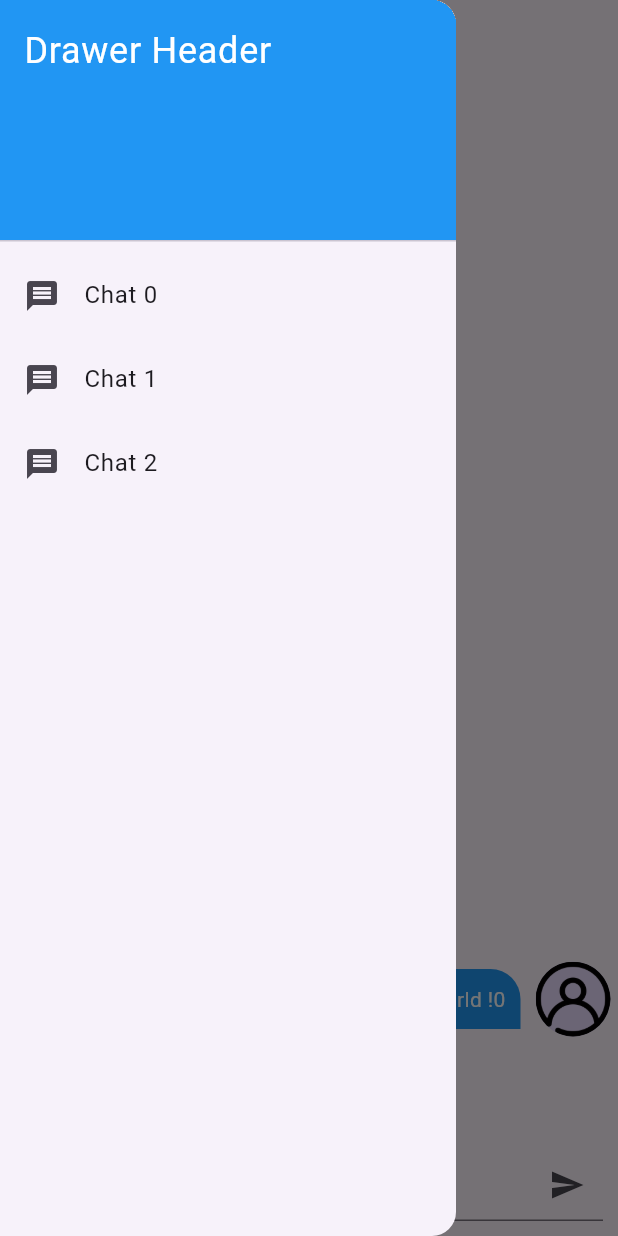
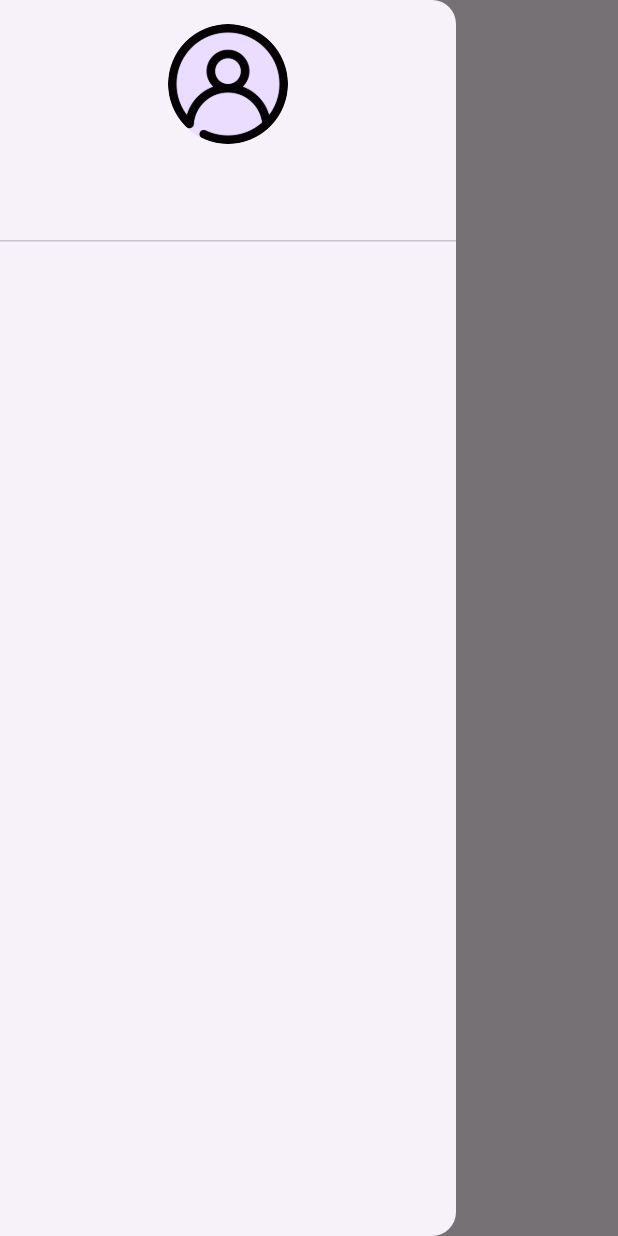
Before and after one commit to LiamBou/projet_info_s8_gpt, a Flutter app: the screen it shows after launch, with the side drawer open, on a phone screen of 412 x 824 dp. Run offline on Flutter 3.47's test engine with Material 3 defaults, Android fonts, the phone set to English and light mode, and no system bars; our stand-ins replace loading_animation_widget, sqflite; accounts and stored records are empty.

Commit message:
Sqlite setup and providers

```diff
--- a/lib/main.dart
+++ b/lib/main.dart
@@ -1,9 +1,20 @@
 import 'package:flutter/material.dart';
+import 'package:projet_info_s8_gpt/models/chat.dart';
+import 'package:projet_info_s8_gpt/models/conversation.dart';
+import 'package:projet_info_s8_gpt/providers/chat_provider.dart';
+import 'package:projet_info_s8_gpt/providers/conversation_provider.dart';
+import 'package:provider/provider.dart';
 import 'views/chat_screen.dart';
 import 'views/drawer_widget.dart';
 
 void main() {
-  runApp(const MyApp());
+  runApp(MultiProvider(
+    providers: [
+      ChangeNotifierProvider(create: (_) => ChatProvider()),
+      ChangeNotifierProvider(create: (_) => ConversationProvider()),
+    ],
+    child: const MyApp(),
+  ));
 }
 
 class MyApp extends StatelessWidget {
@@ -32,31 +43,29 @@ class MyHomePage extends StatefulWidget {
 }
 
 class _MyHomePageState extends State<MyHomePage> {
-  List<ChatScreen> chats = [
-    const ChatScreen(id: 0),
-    const ChatScreen(id: 1),
-    const ChatScreen(id: 2),
-  ];
+  void selectPage() {
+    print("select page called");
+  }
 
   int selectedPage = 0;
 
-  void selectPage(int page) {
-    setState(() {
-      selectedPage = page;
-      print('Selected page: $selectedPage');
-    });
-  }
-
   @override
   Widget build(BuildContext context) {
+    List<Chat> chats = context.read<ChatProvider>().chatList;
+    List<Conversation> conversations =
+        context.read<ConversationProvider>().conversationList;
+
     return Scaffold(
       appBar: AppBar(
         title: Text(widget.title),
         centerTitle: true,
       ),
-      drawer: CustomDrawer(selectPage: selectPage, chats: chats),
+      drawer: CustomDrawer(selectPage: selectPage),
+      drawerEdgeDragWidth: MediaQuery.of(context).size.width,
       body: Center(
-        child: chats[selectedPage],
+        child: chats.isEmpty
+            ? const Text('No chats available')
+            : ChatScreen(id: selectedPage),
       ),
     );
   }
--- /dev/null
+++ b/lib/models/chat.dart
@@ -0,0 +1,34 @@
+class Chat {
+  final int id;
+  final int conversationId;
+  final String message;
+  final String sentAt;
+  final bool isUser;
+
+  const Chat(
+      {required this.id,
+      required this.conversationId,
+      required this.message,
+      required this.sentAt,
+      required this.isUser});
+
+  Map<String, dynamic> toMap() {
+    return {
+      'id': id,
+      'conversationId': conversationId,
+      'message': message,
+      'sentAt': sentAt,
+      'isUser': isUser ? 1 : 0,
+    };
+  }
+
+  factory Chat.fromMap(Map<String, dynamic> map) {
+    return Chat(
+      id: map['id'],
+      conversationId: map['conversationId'],
+      message: map['message'],
+      isUser: map['isUser'] == 1,
+      sentAt: map['sentAt'],
+    );
+  }
+}
--- /dev/null
+++ b/lib/models/conversation.dart
@@ -0,0 +1,23 @@
+class Conversation {
+  final int id;
+  final String name;
+
+  const Conversation({
+    required this.id,
+    required this.name,
+  });
+
+  Map<String, dynamic> toMap() {
+    return {
+      'id': id,
+      'name': name,
+    };
+  }
+
+  factory Conversation.fromMap(Map<String, dynamic> map) {
+    return Conversation(
+      id: map['id'],
+      name: map['name'],
+    );
+  }
+}
--- /dev/null
+++ b/lib/providers/chat_provider.dart
@@ -0,0 +1,41 @@
+import 'package:flutter/widgets.dart';
+import 'package:projet_info_s8_gpt/models/chat.dart';
+import 'package:projet_info_s8_gpt/utils/chat_database_interface.dart';
+
+class ChatProvider extends ChangeNotifier {
+  final ChatDatabaseInterface _databaseInterface =
+      ChatDatabaseInterface.instance;
+
+  List<Chat> _chatList = [];
+
+  List<Chat> get chatList => _chatList;
+
+  ChatProvider() {
+    loadChats();
+  }
+
+  Future<void> loadChats() async {
+    _chatList = await _databaseInterface.chats;
+    notifyListeners();
+  }
+
+  Future<void> addChat(Chat chat) async {
+    await _databaseInterface.insertChat(chat);
+    loadChats();
+  }
+
+  Future<void> updateChat(Chat chat) async {
+    await _databaseInterface.updateChat(chat);
+    loadChats();
+  }
+
+  Future<void> deleteChat(int id) async {
+    await _databaseInterface.deleteChat(id);
+    loadChats();
+  }
+
+  Future<void> deleteChatsByConversation(String conversationId) async {
+    await _databaseInterface.deleteChatsByConversation(conversationId);
+    loadChats();
+  }
+}
--- /dev/null
+++ b/lib/providers/conversation_provider.dart
@@ -0,0 +1,36 @@
+import 'package:flutter/widgets.dart';
+import 'package:projet_info_s8_gpt/models/conversation.dart';
+import 'package:projet_info_s8_gpt/utils/chat_database_interface.dart';
+
+class ConversationProvider extends ChangeNotifier {
+  final ChatDatabaseInterface _databaseInterface =
+      ChatDatabaseInterface.instance;
+
+  List<Conversation> _conversationList = [];
+
+  List<Conversation> get conversationList => _conversationList;
+
+  ConversationProvider() {
+    loadConversations();
+  }
+
+  Future<void> loadConversations() async {
+    _conversationList = await _databaseInterface.conversations;
+    notifyListeners();
+  }
+
+  Future<void> addConversation(Conversation conversation) async {
+    await _databaseInterface.insertConversation(conversation);
+    loadConversations();
+  }
+
+  Future<void> updateConversation(Conversation conversation) async {
+    await _databaseInterface.updateConversation(conversation);
+    loadConversations();
+  }
+
+  Future<void> deleteConversation(int id) async {
+    await _databaseInterface.deleteConversation(id);
+    loadConversations();
+  }
+}
--- /dev/null
+++ b/lib/utils/chat_database_interface.dart
@@ -0,0 +1,187 @@
+import 'package:path/path.dart';
+import 'package:sqflite/sqflite.dart';
+import 'package:projet_info_s8_gpt/models/chat.dart';
+import 'package:projet_info_s8_gpt/models/conversation.dart';
+
+class ChatDatabaseInterface {
+  static final ChatDatabaseInterface instance =
+      ChatDatabaseInterface._internal();
+
+  static Database? _database;
+  ChatDatabaseInterface._internal();
+
+  static const String databaseName = 'chat.db';
+
+  static const int versionNumber = 1;
+
+  static const String colId = 'id';
+
+  static const String chatTableName = 'Chat';
+  static const String colMessage = 'message';
+  static const String colIsUser = 'isUser';
+  static const String colConversationId = 'conversationId';
+  static const String colSentAt = 'sentAt';
+
+  static const String conversationTableName = 'Conversation';
+  static const String colName = 'name';
+
+  Future<Database> get database async {
+    if (_database != null && _database!.isOpen) {
+      return _database!;
+    }
+
+    _database = await _initDatabase();
+    return _database!;
+  }
+
+  _initDatabase() async {
+    // Set the path to the database. Note: Using the `join` function from the
+    // `path` package is best practice to ensure the path is correctly
+    // constructed for each platform.
+    String path = join(await getDatabasesPath(), databaseName);
+    // When the database is first created, create a table to store Notes.
+    var db = await openDatabase(
+      path,
+      version: versionNumber,
+      onConfigure: _onConfigure,
+      onCreate: _onCreate,
+      onUpgrade: _onUpgrade,
+    );
+    return db;
+  }
+
+  _onConfigure(Database db) async {
+    await db.execute('PRAGMA foreign_keys = ON');
+  }
+
+  _onCreate(Database db, int version) async {
+    await db.execute('''
+      CREATE TABLE $conversationTableName (
+        $colId INTEGER PRIMARY KEY AUTOINCREMENT,
+        $colName TEXT NOT NULL
+      )
+    ''');
+
+    await db.execute('''
+      CREATE TABLE $chatTableName (
+        $colId INTEGER PRIMARY KEY AUTOINCREMENT,
+        $colMessage TEXT NOT NULL,
+        $colIsUser INTEGER NOT NULL,
+        $colConversationId INTEGER NOT NULL,
+        $colSentAt TEXT NOT NULL,
+        FOREIGN KEY ($colConversationId) REFERENCES $conversationTableName($colId) ON DELETE CASCADE
+      )
+    ''');
+
+    // Insert default conversation
+    await db.insert(
+      conversationTableName,
+      const Conversation(id: 0, name: 'Conversation').toMap(),
+      conflictAlgorithm: ConflictAlgorithm.replace,
+    );
+  }
+
+  _onUpgrade(Database db, int oldVersion, int newVersion) async {
+    if (oldVersion < newVersion) {
+      await db.execute('''
+        DROP TABLE IF EXISTS $chatTableName
+      ''');
+
+      await db.execute('''
+        DROP TABLE IF EXISTS $conversationTableName
+      ''');
+      await _onCreate(db, newVersion);
+    }
+  }
+
+  Future<List<Chat>> get chats async {
+    final Database db = await database;
+    final List<Map<String, dynamic>> maps = await db.query(chatTableName);
+
+    return maps.map((e) => Chat.fromMap(e)).toList();
+  }
+
+  Future<List<Chat>> chatsByConversation(String conversationId) async {
+    final Database db = await database;
+    final List<Map<String, dynamic>> maps = await db.query(
+      chatTableName,
+      where: '$colConversationId = ?',
+      whereArgs: [conversationId],
+    );
+
+    return maps.map((e) => Chat.fromMap(e)).toList();
+  }
+
+  Future<int> insertChat(Chat chat) async {
+    final Database db = await database;
+    return await db.insert(
+      chatTableName,
+      chat.toMap(),
+      conflictAlgorithm: ConflictAlgorithm.replace,
+    );
+  }
+
+  Future<int> updateChat(Chat chat) async {
+    final Database db = await database;
+    return await db.update(
+      chatTableName,
+      chat.toMap(),
+      where: '$colId = ?',
+      whereArgs: [chat.id],
+    );
+  }
+
+  Future<int> deleteChat(int id) async {
+    final Database db = await database;
+    return await db.delete(
+      chatTableName,
+      where: '$colId = ?',
+      whereArgs: [id],
+    );
+  }
+
+  Future<int> deleteChatsByConversation(String conversationId) async {
+    final Database db = await database;
+    return await db.delete(
+      chatTableName,
+      where: '$colConversationId = ?',
+      whereArgs: [conversationId],
+    );
+  }
+
+  Future<List<Conversation>> get conversations async {
+    final Database db = await database;
+    final List<Map<String, dynamic>> maps =
+        await db.query(conversationTableName, orderBy: '$colId ASC');
+
+    return maps.map((e) => Conversation.fromMap(e)).toList();
+  }
+
+  Future<int> insertConversation(Conversation conversation) async {
+    final Database db = await database;
+    return await db.insert(
+      conversationTableName,
+      conversation.toMap(),
+      conflictAlgorithm: ConflictAlgorithm.replace,
+    );
+  }
+
+  Future<int> updateConversation(Conversation conversation) async {
+    final Database db = await database;
+    return await db.update(
+      conversationTableName,
+      conversation.toMap(),
+      where: '$colId = ?',
+      whereArgs: [conversation.id],
+    );
+  }
+
+  Future<int> deleteConversation(int id) async {
+    final Database db = await database;
+    return await db.delete(
+      conversationTableName,
+      where: '$colId = ?',
+      whereArgs: [id],
+    );
+  }
+}
--- a/lib/views/chat_bubble_widget.dart
+++ b/lib/views/chat_bubble_widget.dart
@@ -1,10 +1,16 @@
 import 'package:flutter/material.dart';
+import 'package:loading_animation_widget/loading_animation_widget.dart';
 
 class ChatBubble extends StatelessWidget {
   final String text;
   final bool isUser;
+  final bool isLoading;
 
-  const ChatBubble({super.key, required this.text, required this.isUser});
+  const ChatBubble(
+      {super.key,
+      required this.text,
+      required this.isUser,
+      required this.isLoading});
 
   @override
   Widget build(BuildContext context) {
@@ -19,7 +25,7 @@ class ChatBubble extends StatelessWidget {
               backgroundImage: AssetImage(
                 'assets/ia_user.png',
               ),
-              radius: 25,
+              radius: 20,
             ),
           ),
         Container(
@@ -38,12 +44,15 @@ class ChatBubble extends StatelessWidget {
                       topRight: Radius.circular(20),
                       bottomRight: Radius.circular(20),
                     )),
-          child: Text(
-            text,
-            style: const TextStyle(
-              color: Colors.white,
-            ),
-          ),
+          child: isLoading
+              ? LoadingAnimationWidget.fourRotatingDots(
+                  color: Colors.black, size: 25)
+              : Text(
+                  text,
+                  style: const TextStyle(
+                    color: Colors.white,
+                  ),
+                ),
         ),
         if (isUser)
           Container(
@@ -52,7 +61,7 @@ class ChatBubble extends StatelessWidget {
               backgroundImage: AssetImage(
                 'assets/user_profile.png',
               ),
-              radius: 25,
+              radius: 20,
             ),
           ),
       ],
--- a/lib/views/chat_screen.dart
+++ b/lib/views/chat_screen.dart
@@ -19,10 +19,12 @@ class ChatScreen extends StatelessWidget {
                 ChatBubble(
                   text: 'Hello World !$id',
                   isUser: true,
+                  isLoading: false,
                 ),
                 const ChatBubble(
                   text: 'Hello Flutter !',
                   isUser: false,
+                  isLoading: true,
                 ),
               ],
             ),
--- a/lib/views/drawer_widget.dart
+++ b/lib/views/drawer_widget.dart
@@ -1,12 +1,13 @@
 import 'package:flutter/material.dart';
+import 'package:provider/provider.dart';
+import '../models/chat.dart';
+import '../providers/chat_provider.dart';
 import 'chat_screen.dart';
 
 class CustomDrawer extends StatefulWidget {
-  final void Function(int) selectPage;
-  final List<ChatScreen> chats;
+  final void Function() selectPage;
 
-  const CustomDrawer(
-      {super.key, required this.selectPage, required this.chats});
+  const CustomDrawer({super.key, required this.selectPage});
 
   @override
   State<CustomDrawer> createState() => _CustomDrawerState();
@@ -14,34 +15,44 @@ class CustomDrawer extends StatefulWidget {
 
 class _CustomDrawerState extends State<CustomDrawer> {
   void selectPage(int page) {
-    widget.selectPage(page);
+    widget.selectPage();
   }
 
   @override
   Widget build(BuildContext context) {
+    List<Chat> chats = context.read<ChatProvider>().chatList;
+
     return Drawer(
       child: ListView(
         padding: EdgeInsets.zero,
         children: <Widget>[
           const DrawerHeader(
-            decoration: BoxDecoration(
-              color: Colors.blue,
-            ),
-            child: Text(
-              'Drawer Header',
-              style: TextStyle(
-                color: Colors.white,
-                fontSize: 24,
-              ),
+            child: Column(
+              children: [
+                CircleAvatar(
+                  backgroundImage: AssetImage('assets/user_profile.png'),
+                  radius: 40,
+                ),
+              ],
             ),
           ),
-          for (int i = 0; i < widget.chats.length; i++)
-            ListTile(
-              leading: const Icon(Icons.message),
-              title: Text('Chat ${widget.chats[i].id}'),
-              onTap: () {
-                selectPage(i);
-              },
+          for (int i = 0; i < chats.length; i++)
+            Padding(
+              padding: const EdgeInsets.only(left: 8, right: 8, bottom: 5),
+              child: ListTile(
+                shape: const RoundedRectangleBorder(
+                    borderRadius: BorderRadius.all(Radius.circular(20))),
+                enabled: true,
+                leading: const Icon(Icons.message),
+                title: Text('Chat ${chats[i].id}'),
+                selectedTileColor: Colors.blue[200],
+                selected: false,
+                splashColor: Colors.blue[200],
+                onTap: () {
+                  selectPage(i);
+                  Navigator.pop(context);
+                },
+              ),
             ),
         ],
       ),
--- a/lib/views/user_input.dart
+++ b/lib/views/user_input.dart
@@ -14,6 +14,7 @@ class UserInput extends StatelessWidget {
     return Container(
       margin: const EdgeInsets.all(10),
       child: TextField(
+        autofocus: false,
         decoration: InputDecoration(
           hintText: 'Posez une question...',
           suffixIcon: IconButton(
--- a/pubspec.yaml
+++ b/pubspec.yaml
@@ -30,11 +30,15 @@ environment:
 dependencies:
   flutter:
     sdk: flutter
+  loading_animation_widget:
 
 
   # The following adds the Cupertino Icons font to your application.
   # Use with the CupertinoIcons class for iOS style icons.
   cupertino_icons: ^1.0.2
+  sqflite: ^2.3.3+1
+  path: ^1.9.0
+  provider: ^6.1.2
 
 dev_dependencies:
   flutter_test:
```
Also changed, not shown: pubspec.lock, 1 other file.
